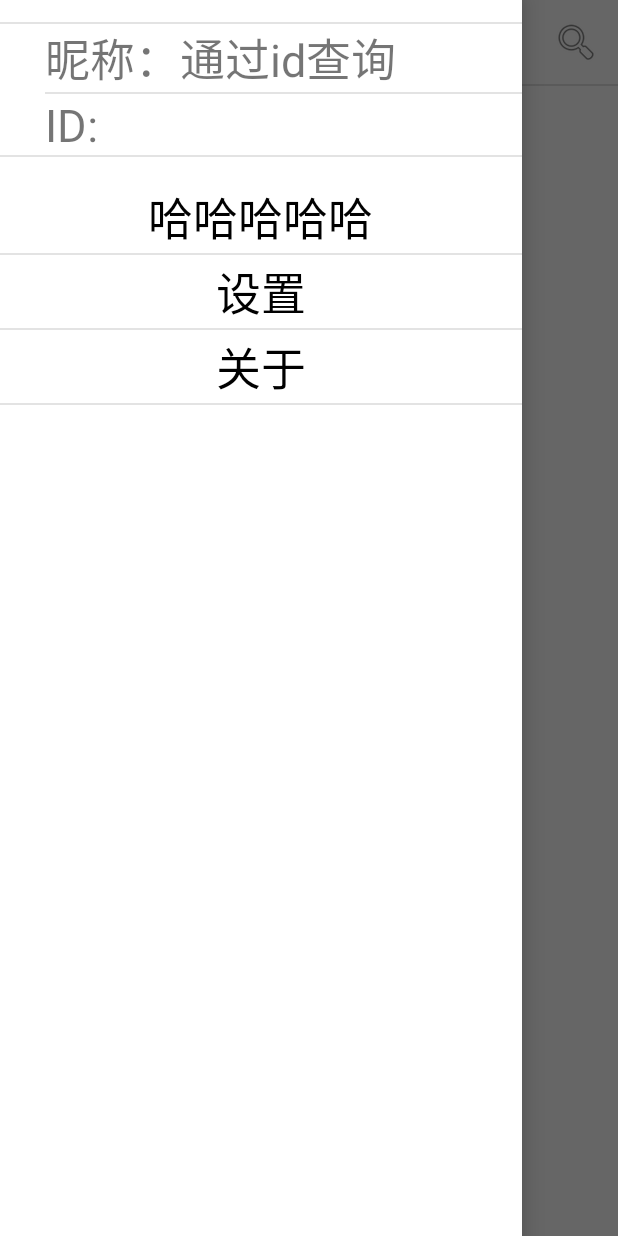
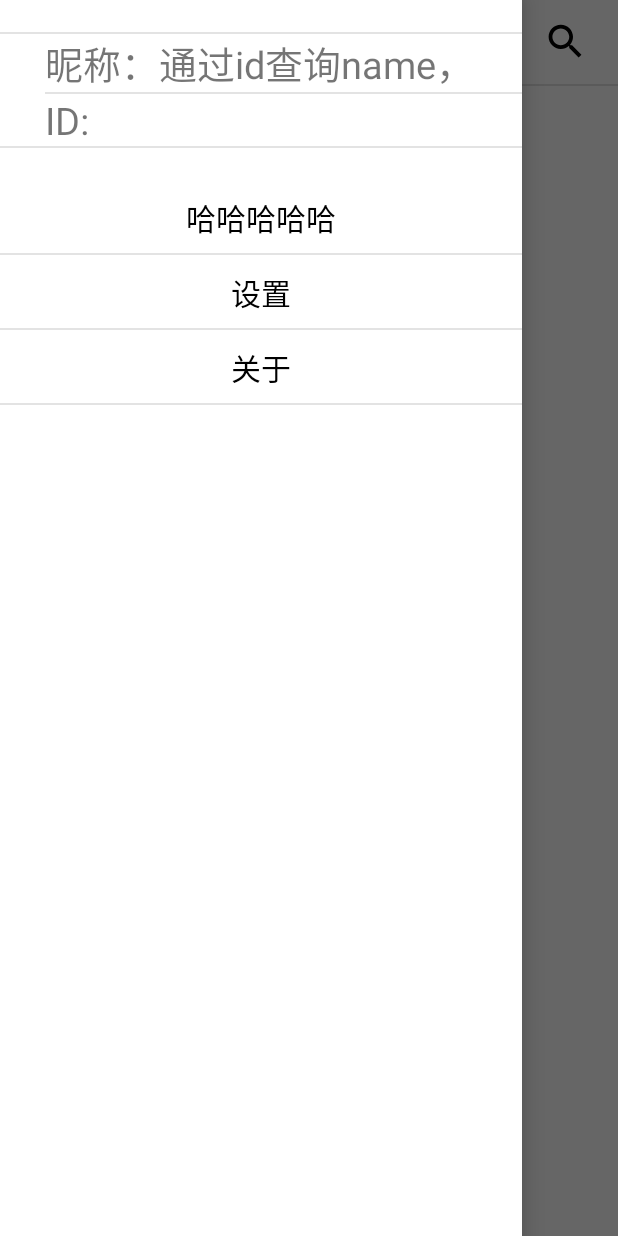
Before and after one commit to aaHorse/TodoList_b, an Android app: the MainActivity screen opened directly, with no data from a screen before it, with the side drawer open, on a phone screen of 412 x 824 dp. Run offline under Robolectric (Android 15) with nearby library versions, the phone set to English and light mode, and no system bars; libraries missing offline, so code that uses them is left out: com.yanzhenjie.recyclerview, km.lmy.searchview, org.litepal, org.litepal.crud; plain views replace SearchView, SwipeRecyclerView; 17 statements that could not run were skipped.

Commit message:
修改了搜索按钮，可提交1.0

```diff
--- a/app/src/main/java/com/example/zexiger/todolist_b/FirstActivity.java
+++ b/app/src/main/java/com/example/zexiger/todolist_b/FirstActivity.java
@@ -180,7 +180,6 @@
                             if (msg.what == 0) {
                                 user_name=(String) msg.obj;
                                 Log.d("ttttt", "获取昵称--->" + (CharSequence)msg.obj);
-                                Users user=new Users(FirstActivity.this,"users.db",null,1);
                                 /* 如果该QQ以前在这里用过QQ登录，则不写数据库，
                                  * 如果是新用户，则进行SQLite数据库的写入
                                  * */
@@ -193,10 +192,9 @@
                                     new Thread(new Runnable(){
                                         public void run(){
                                             id=DBUtils.get_mysql_id();
-                                        }
-                                    }).start();
                                             //新用户
                                             Log.d("ttttt","新用户");
+                                            Users user=new Users(FirstActivity.this,"users.db",null,1);
                                             SQLiteDatabase db=user.getWritableDatabase();
                                             ContentValues values=new ContentValues();
                                             String user_id="QQ"+id;
@@ -211,6 +209,8 @@
                                             Intent intent=new Intent(FirstActivity.this,MainActivity.class);
                                             intent.putExtra("id",user_id);
                                             startActivity(intent);
+                                        }
+                                    }).start();
                                 }else{
                                     Log.d("ttttt","二次登录");
                                     //二次使用QQ登录的用户，需要通过名字去获取对应的数据库user_id
@@ -268,7 +268,6 @@
                     @Override
                     public void onCancel() {
                         Log.d("ttttt","登录取消");
-
                     }
                 });
             } catch (JSONException e) {
--- a/app/src/main/java/com/example/zexiger/todolist_b/MainActivity.java
+++ b/app/src/main/java/com/example/zexiger/todolist_b/MainActivity.java
@@ -178,7 +178,10 @@
     }
 
 
-//声明一个long类型变量：用于存放上一点击“返回键”的时刻
+    /*
+    * 点击两次退出功能
+    * 声明一个long类型变量：用于存放上一点击“返回键”的时刻
+    * */
     private long mExitTime;
     @Override
     public boolean onKeyDown(int keyCode, KeyEvent event) {
--- /dev/null
+++ b/app/src/main/res/drawable/search.xml
@@ -0,0 +1,9 @@
+<vector xmlns:android="http://schemas.android.com/apk/res/android"
+        android:width="24dp"
+        android:height="24dp"
+        android:viewportWidth="24.0"
+        android:viewportHeight="24.0">
+    <path
+        android:fillColor="#FF000000"
+        android:pathData="M15.5,14h-0.79l-0.28,-0.27C15.41,12.59 16,11.11 16,9.5 16,5.91 13.09,3 9.5,3S3,5.91 3,9.5 5.91,16 9.5,16c1.61,0 3.09,-0.59 4.23,-1.57l0.27,0.28v0.79l5,4.99L20.49,19l-4.99,-5zM9.5,14C7.01,14 5,11.99 5,9.5S7.01,5 9.5,5 14,7.01 14,9.5 11.99,14 9.5,14z"/>
+</vector>
--- a/app/src/main/res/layout/activity_main.xml
+++ b/app/src/main/res/layout/activity_main.xml
@@ -37,6 +37,20 @@
                 </android.support.v7.widget.Toolbar>
 
             </android.support.design.widget.AppBarLayout>
+
+            <LinearLayout
+                android:layout_alignParentRight="true"
+                android:layout_marginRight="10dp"
+                android:gravity="center"
+                android:background="#FFFFFF"
+                android:layout_width="50dp"
+                android:layout_height="?attr/actionBarSize">
+
+                <View
+                    android:background="@drawable/search"
+                    android:layout_width="30dp"
+                    android:layout_height="30dp"/>
+            </LinearLayout>
 
             <View
                 android:background="#E3E3E3"
--- a/app/src/main/res/layout/item_layout.xml
+++ b/app/src/main/res/layout/item_layout.xml
@@ -14,7 +14,7 @@
             android:singleLine="true"
             android:ellipsize="end"
             android:textColor="#000000"
-            android:textSize="30dp"
+            android:textSize="20dp"
             android:layout_width="wrap_content"
             android:layout_height="wrap_content" />
 
--- a/app/src/main/res/layout/nav_id_show.xml
+++ b/app/src/main/res/layout/nav_id_show.xml
@@ -18,13 +18,13 @@
         android:layout_height="wrap_content">
         <TextView
             android:text="昵称："
-            android:textSize="30dp"
+            android:textSize="25dp"
             android:layout_width="wrap_content"
             android:layout_height="wrap_content" />
         <TextView
             android:id="@+id/name"
             android:text="1234567"
-            android:textSize="30dp"
+            android:textSize="25dp"
             android:maxLines="1"
             android:layout_width="wrap_content"
             android:layout_height="wrap_content" />
@@ -43,13 +43,13 @@
         android:layout_height="wrap_content">
         <TextView
             android:text="ID:"
-            android:textSize="30dp"
+            android:textSize="25dp"
             android:layout_width="wrap_content"
             android:layout_height="wrap_content" />
         <TextView
             android:id="@+id/id"
             android:text="1234567"
-            android:textSize="30dp"
+            android:textSize="25dp"
             android:maxLines="1"
             android:layout_width="wrap_content"
             android:layout_height="wrap_content" />
```
Lines whose indentation alone changed are shown as unchanged.
